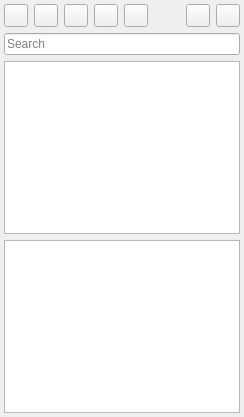
Qt form src/x/modbus/modbusdevicelistview.ui (x-tools-author/x-tools) before a commit.
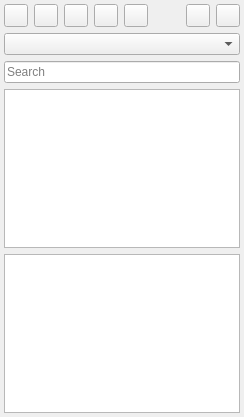
The same form after that commit.

```diff
--- a/src/x/modbus/modbusdevicelistview.ui
+++ b/src/x/modbus/modbusdevicelistview.ui
@@ -86,6 +86,9 @@
      </item>
     </layout>
    </item>
+   <item>
+    <widget class="QComboBox" name="comboBoxProject"/>
+   </item>
    <item>
     <widget class="QLineEdit" name="lineEditSearch">
      <property name="sizePolicy">
```
